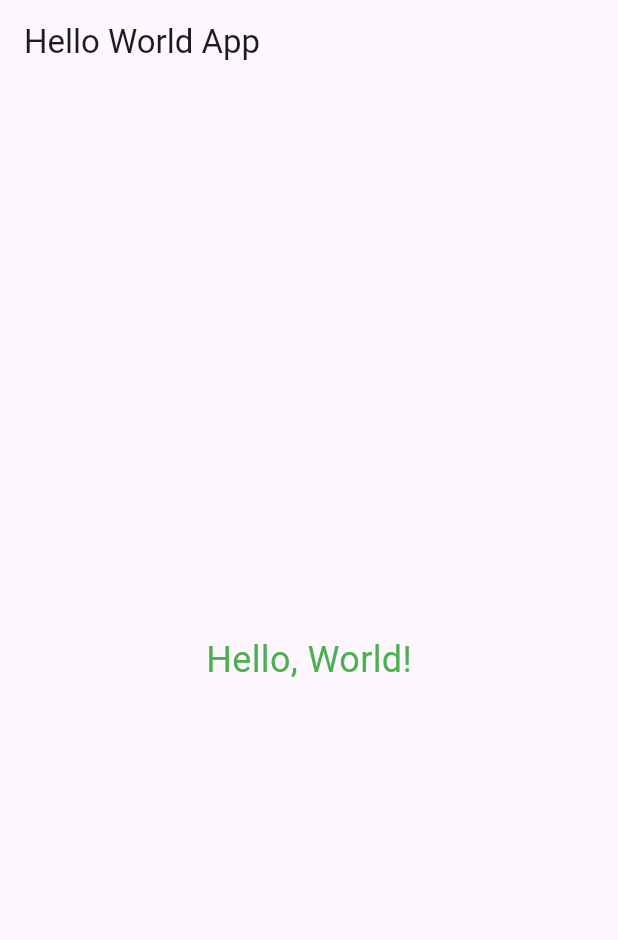
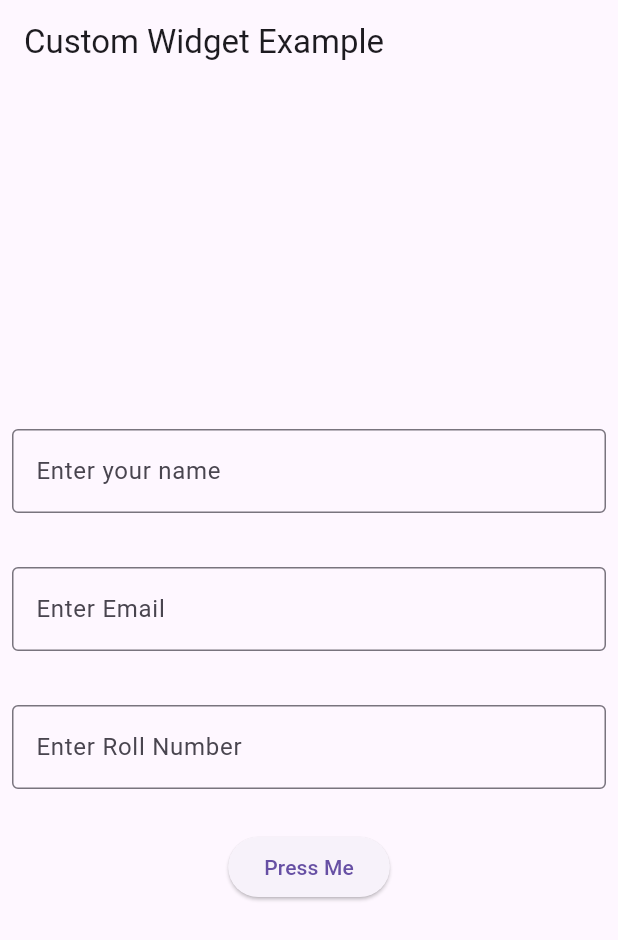
Before and after one commit to SHIVAKUMAR-KS/SEM-V, a Flutter app: the screen it shows after launch, on a phone screen of 412 x 824 dp. Shown: the top 940 px of the screen. Run offline on Flutter 3.47's test engine with Material 3 defaults, Android fonts, the phone set to English and light mode, and no system bars.

Commit message:
first program also added

```diff
--- a/Flutter/flutter_application_1/lib/main.dart
+++ b/Flutter/flutter_application_1/lib/main.dart
@@ -1,24 +1,117 @@
+// import 'package:flutter/material.dart';
+
+// void main() {
+//   runApp(HelloWorldApp());
+// }
+
+// class HelloWorldApp extends StatelessWidget {
+//   @override
+//   Widget build(BuildContext context) {
+//     return MaterialApp(
+//       home: Scaffold(
+//         appBar: AppBar(
+//           title: Text('Hello World App'),
+//         ),
+//         body: Center(
+//           child: Text(
+//             'Hello, World!',
+//             style: TextStyle(fontSize: 24, color: Colors.green),
+//           ),
+//         ),
+//       ),
+//     );
+//   }
+// }
+
 import 'package:flutter/material.dart';
 
 void main() {
-  runApp(HelloWorldApp());
+  runApp(MyApp());
 }
 
-class HelloWorldApp extends StatelessWidget {
+class MyApp extends StatelessWidget {
   @override
   Widget build(BuildContext context) {
     return MaterialApp(
       home: Scaffold(
         appBar: AppBar(
-          title: Text('Hello World App'),
+          title: Text('Custom Widget Example'),
         ),
-        body: Center(
-          child: Text(
-            'Hello, World!',
-            style: TextStyle(fontSize: 24, color: Colors.green),
-          ),
+        body: Column(
+          mainAxisAlignment: MainAxisAlignment.center,
+          children: <Widget>[
+            Padding(
+              padding: const EdgeInsets.all(8.0),
+              child: CustomTextField(
+                hintText: 'Enter your name',
+                onChanged: (value) {
+                  print('Name changed: $value');
+                },
+              ),
+            ),
+            SizedBox(height: 20),
+            Padding(
+              padding: const EdgeInsets.all(8.0),
+              child: CustomTextField(
+                hintText: 'Enter Email',
+                onChanged: (value) {
+                  print('Email changed: $value');
+                },
+              ),
+            ),
+            SizedBox(height: 20),
+            Padding(
+              padding: const EdgeInsets.all(8.0),
+              child: CustomTextField(
+                hintText: 'Enter Roll Number',
+                onChanged: (value) {
+                  print('Roll Number changed: $value');
+                },
+              ),
+            ),
+            SizedBox(height: 20),
+            CustomButton(
+              text: 'Press Me',
+              onPressed: () {
+                print('Button pressed!');
+              },
+            ),
+          ],
         ),
       ),
     );
   }
 }
+
+class CustomButton extends StatelessWidget {
+  final String? text;
+  final VoidCallback? onPressed;
+
+  const CustomButton({Key? key, required this.text, required this.onPressed}) : super(key: key);
+
+  @override
+  Widget build(BuildContext context) {
+    return ElevatedButton(
+      onPressed: onPressed,
+      child: Text(text!),
+    );
+  }
+}
+
+class CustomTextField extends StatelessWidget {
+  final String hintText;
+  final ValueChanged<String> onChanged;
+
+  const CustomTextField({Key? key, required this.hintText, required this.onChanged}) : super(key: key);
+
+  @override
+  Widget build(BuildContext context) {
+    return TextField(
+      onChanged: onChanged,
+      decoration: InputDecoration(
+        hintText: hintText,
+        border: OutlineInputBorder(),
+      ),
+    );
+  }
+}
```
